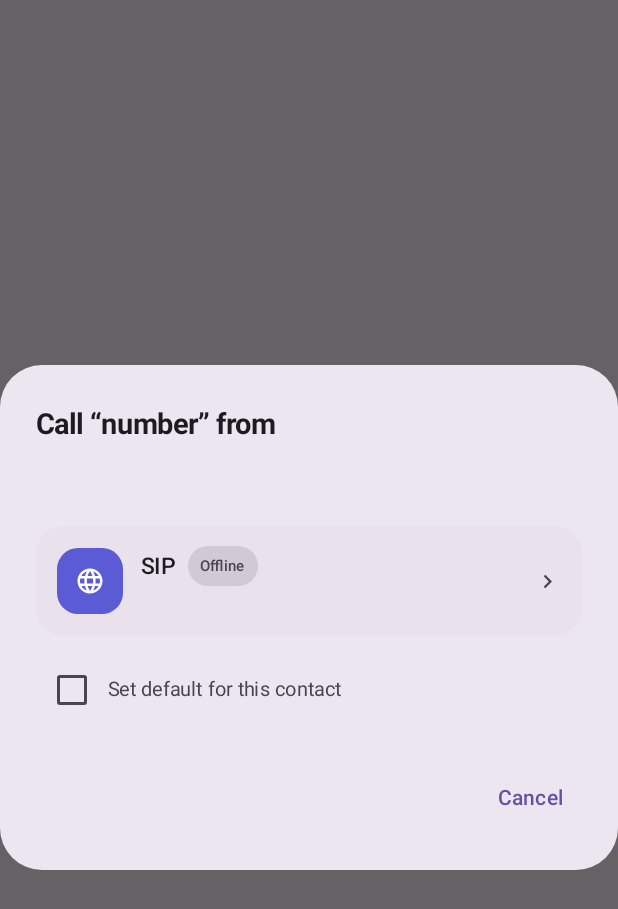
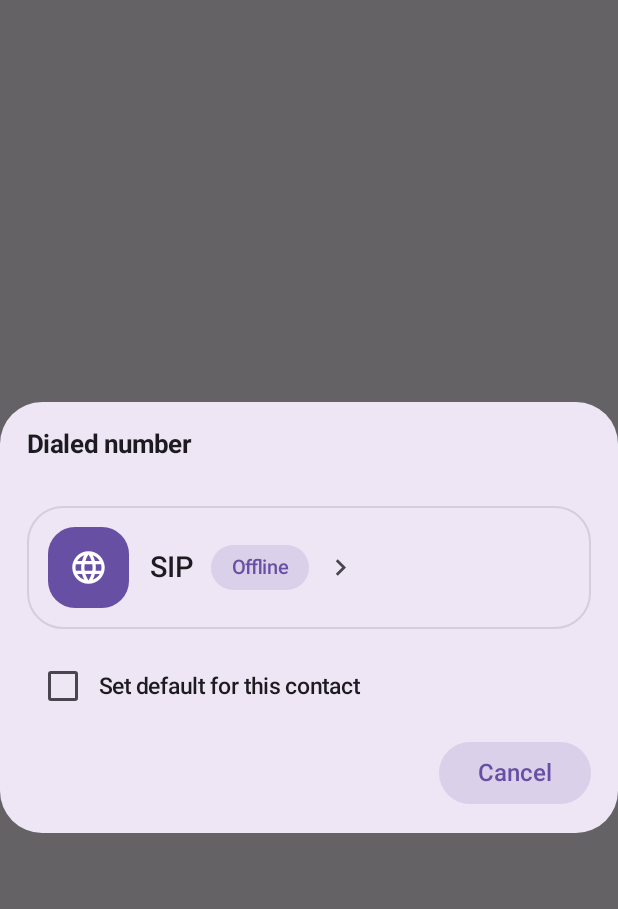
Before and after one commit to mdreanislam01-ai/REAN-SIP, an Android app built with Jetpack Compose: the composable CallSheetDialog called with empty values, on a phone screen of 412 x 824 dp. Shown: the top 909 px of the screen. Run offline under Robolectric (Android 15) with nearby library versions, the phone set to English and light mode, and no system bars; libraries missing offline, so code that uses them is left out: org.linphone.core; 10 statements that could not run were skipped.

Commit message:
Call-route sheet redesigned per reference: big route cards with icon, label, status pill, chevron (v1.5.8)
Co-authored-by: arena-agent <297053741+arena-agent@users.noreply.github.com>

```diff
--- a/android/app/build.gradle.kts
+++ b/android/app/build.gradle.kts
@@ -12,8 +12,8 @@ android {
         applicationId = "com.callerx.app"
         minSdk = 23
         targetSdk = 35
-        versionCode = 26
-        versionName = "1.5.7"
+        versionCode = 27
+        versionName = "1.5.8"
         ndk { abiFilters += listOf("arm64-v8a", "armeabi-v7a") }
     }
 
--- a/android/app/src/main/java/com/callerx/app/MainActivity.kt
+++ b/android/app/src/main/java/com/callerx/app/MainActivity.kt
@@ -82,6 +82,7 @@ import androidx.compose.ui.text.style.TextAlign
 import androidx.compose.ui.text.style.TextOverflow
 import androidx.compose.ui.unit.dp
 import androidx.compose.ui.unit.sp
+import androidx.compose.ui.window.Dialog
 import androidx.core.content.ContextCompat
 import androidx.lifecycle.lifecycleScope
 import org.linphone.core.*
@@ -1381,50 +1382,50 @@ private fun MessagesTab(activity: MainActivity, messages: List<Pair<String,Strin
 @Composable
 private fun CallSheetDialog(activity: MainActivity, number: String, name: String, setDefault: Boolean, onSetDefault: (Boolean) -> Unit, onDismiss: () -> Unit, onChoose: (String) -> Unit) {
     val sims = activity.simSlots()
-    AlertDialog(onDismissRequest = onDismiss,
-        title = { Column { Text("Call “${name.ifBlank { "number" }}” from", fontSize = 19.sp, fontWeight = FontWeight.Bold); Text(number, color = MaterialTheme.colorScheme.onSurfaceVariant, fontSize = 13.sp, modifier = Modifier.padding(top = 3.dp)) } },
-        text = {
-            Column(verticalArrangement = Arrangement.spacedBy(10.dp)) {
-                SheetCard(icon = Icons.Filled.Language, tint = Color(0xFF5B5BD6), title = "SIP",
-                    badge = if (activity.registered) "Online · HD Audio" else "Offline", badgeOk = activity.registered,
-                    subtitle = number, onClick = { onChoose("SIP") })
-                sims.forEach { (slot, carrier, line) ->
-                    val route = "SIM ${slot + 1}"
-                    val shown = activity.simShown(slot)
-                    if (shown) {
-                        SheetCard(icon = Icons.Filled.Call, tint = if (slot == 0) Color(0xFF2563EB) else Color(0xFF0F9D8A),
-                            title = route, badge = carrier, badgeOk = true, subtitle = line.ifBlank { carrier }, slotBadge = slot + 1,
-                            onClick = { onChoose(route) })
-                    }
-                }
-                Row(Modifier.fillMaxWidth().padding(top = 2.dp), verticalAlignment = Alignment.CenterVertically) {
+    Dialog(onDismissRequest = onDismiss) {
+        Surface(shape = RoundedCornerShape(28.dp), color = MaterialTheme.colorScheme.background, tonalElevation = 6.dp) {
+            Column(Modifier.fillMaxWidth().padding(start = 18.dp, end = 18.dp, top = 18.dp, bottom = 16.dp)) {
+                Text(name.ifBlank { "Dialed number" }, fontSize = 17.sp, fontWeight = FontWeight.Bold, color = MaterialTheme.colorScheme.onSurface)
+                Text(number, fontSize = 13.sp, color = MaterialTheme.colorScheme.onSurfaceVariant, modifier = Modifier.padding(top = 2.dp, bottom = 14.dp))
+                RouteCard(icon = Icons.Filled.Language, tint = MaterialTheme.colorScheme.primary, title = "SIP",
+                    pill = if (activity.registered) "Online" else "Offline", pillOk = activity.registered, onClick = { onChoose("SIP") })
+                sims.forEach { (slot, carrier, _) ->
+                    if (activity.simShown(slot)) {
+                        Spacer(Modifier.height(12.dp))
+                        RouteCard(icon = Icons.Filled.Call, tint = if (slot == 0) Color(0xFF1E88E5) else Color(0xFF10B981),
+                            title = "SIM ${slot + 1}", pill = carrier.ifBlank { "SIM ${slot + 1}" }, pillOk = true, onClick = { onChoose("SIM ${slot + 1}") })
+                    }
+                }
+                Row(Modifier.fillMaxWidth().padding(top = 14.dp), verticalAlignment = Alignment.CenterVertically) {
                     Checkbox(checked = setDefault, onCheckedChange = onSetDefault, colors = CheckboxDefaults.colors(checkedColor = MaterialTheme.colorScheme.primary))
-                    Text("Set default for this contact", fontSize = 13.sp, color = MaterialTheme.colorScheme.onSurfaceVariant, modifier = Modifier.clickable { onSetDefault(!setDefault) })
-                }
-            }
-        },
-        confirmButton = { TextButton(onClick = onDismiss) { Text("Cancel") } })
-}
-
-@Composable
-private fun SheetCard(icon: ImageVector, tint: Color, title: String, badge: String, badgeOk: Boolean, subtitle: String, slotBadge: Int = 0, onClick: () -> Unit) {
-    Surface(onClick = onClick, shape = RoundedCornerShape(18.dp), color = MaterialTheme.colorScheme.surfaceVariant.copy(alpha = 0.55f), modifier = Modifier.fillMaxWidth()) {
-        Row(Modifier.padding(horizontal = 14.dp, vertical = 13.dp), verticalAlignment = Alignment.CenterVertically) {
-            Box(Modifier.size(44.dp).clip(RoundedCornerShape(14.dp)).background(tint), contentAlignment = Alignment.Center) {
-                Icon(icon, null, tint = Color.White, modifier = Modifier.size(20.dp))
-                if (slotBadge > 0) Box(Modifier.align(Alignment.TopEnd).offset(x = 5.dp, y = (-5).dp).size(16.dp).clip(CircleShape).background(tint.copy(alpha = 0.85f)), contentAlignment = Alignment.Center) { Text("$slotBadge", color = Color.White, fontSize = 9.sp, fontWeight = FontWeight.Bold) }
-            }
+                    Text("Set default for this contact", fontSize = 15.sp, fontWeight = FontWeight.Medium, color = MaterialTheme.colorScheme.onSurface, modifier = Modifier.clickable { onSetDefault(!setDefault) })
+                }
+                Row(Modifier.fillMaxWidth().padding(top = 10.dp), horizontalArrangement = Arrangement.End) {
+                    Surface(onClick = onDismiss, shape = RoundedCornerShape(50), color = MaterialTheme.colorScheme.primary.copy(alpha = 0.14f)) {
+                        Text("Cancel", fontSize = 16.sp, fontWeight = FontWeight.SemiBold, color = MaterialTheme.colorScheme.primary, modifier = Modifier.padding(horizontal = 26.dp, vertical = 11.dp))
+                    }
+                }
+            }
+        }
+    }
+}
+
+@Composable
+private fun RouteCard(icon: ImageVector, tint: Color, title: String, pill: String, pillOk: Boolean, onClick: () -> Unit) {
+    Surface(onClick = onClick, shape = RoundedCornerShape(24.dp), color = MaterialTheme.colorScheme.surface,
+        border = androidx.compose.foundation.BorderStroke(1.dp, MaterialTheme.colorScheme.outlineVariant.copy(alpha = 0.7f)), modifier = Modifier.fillMaxWidth()) {
+        Row(Modifier.padding(horizontal = 14.dp, vertical = 14.dp), verticalAlignment = Alignment.CenterVertically) {
+            Box(Modifier.size(54.dp).clip(RoundedCornerShape(18.dp)).background(tint), contentAlignment = Alignment.Center) {
+                Icon(icon, null, tint = Color.White, modifier = Modifier.size(26.dp))
+            }
+            Spacer(Modifier.width(14.dp))
+            Text(title, fontSize = 19.sp, fontWeight = FontWeight.SemiBold, color = MaterialTheme.colorScheme.onSurface)
             Spacer(Modifier.width(12.dp))
-            Column(Modifier.weight(1f)) {
-                Row(verticalAlignment = Alignment.CenterVertically, horizontalArrangement = Arrangement.spacedBy(8.dp)) {
-                    Text(title, fontWeight = FontWeight.SemiBold, fontSize = 15.sp, color = MaterialTheme.colorScheme.onSurface)
-                    Surface(shape = RoundedCornerShape(50), color = if (badgeOk) Color(0xFF22A06B).copy(alpha = 0.13f) else MaterialTheme.colorScheme.onSurfaceVariant.copy(alpha = 0.15f)) {
-                        Text(badge, fontSize = 10.sp, fontWeight = FontWeight.SemiBold, color = if (badgeOk) Color(0xFF1E7E52) else MaterialTheme.colorScheme.onSurfaceVariant, modifier = Modifier.padding(horizontal = 8.dp, vertical = 3.dp))
-                    }
-                }
-                Text(subtitle, fontSize = 12.sp, color = MaterialTheme.colorScheme.onSurfaceVariant, maxLines = 1, overflow = TextOverflow.Ellipsis)
-            }
-            Icon(Icons.Filled.ChevronRight, null, tint = MaterialTheme.colorScheme.onSurfaceVariant, modifier = Modifier.size(18.dp))
+            Surface(shape = RoundedCornerShape(50), color = if (pillOk) Color(0xFF10B981).copy(alpha = 0.14f) else MaterialTheme.colorScheme.primary.copy(alpha = 0.14f), modifier = Modifier.weight(1f, fill = false)) {
+                Text(pill, fontSize = 13.sp, fontWeight = FontWeight.SemiBold, color = if (pillOk) Color(0xFF0E9F6E) else MaterialTheme.colorScheme.primary, modifier = Modifier.padding(horizontal = 14.dp, vertical = 7.dp), maxLines = 1, overflow = TextOverflow.Ellipsis)
+            }
+            Spacer(Modifier.width(10.dp))
+            Icon(Icons.Filled.ChevronRight, null, tint = MaterialTheme.colorScheme.onSurfaceVariant, modifier = Modifier.size(22.dp))
         }
     }
 }
```
Also changed, not shown: 2 other files.
